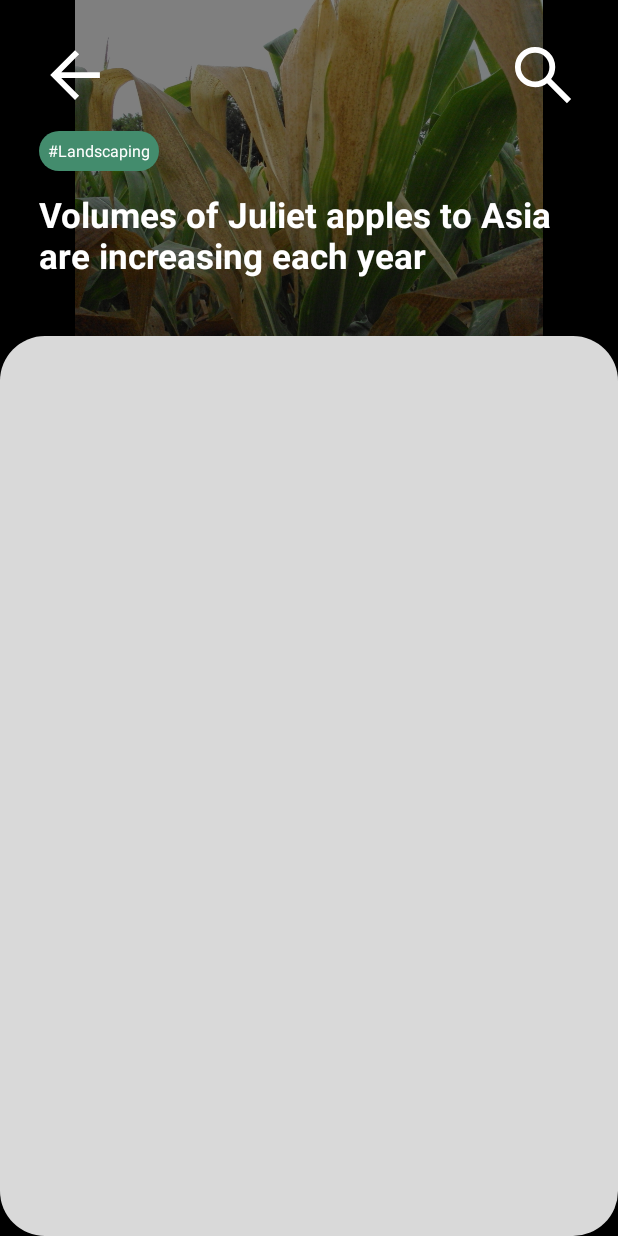
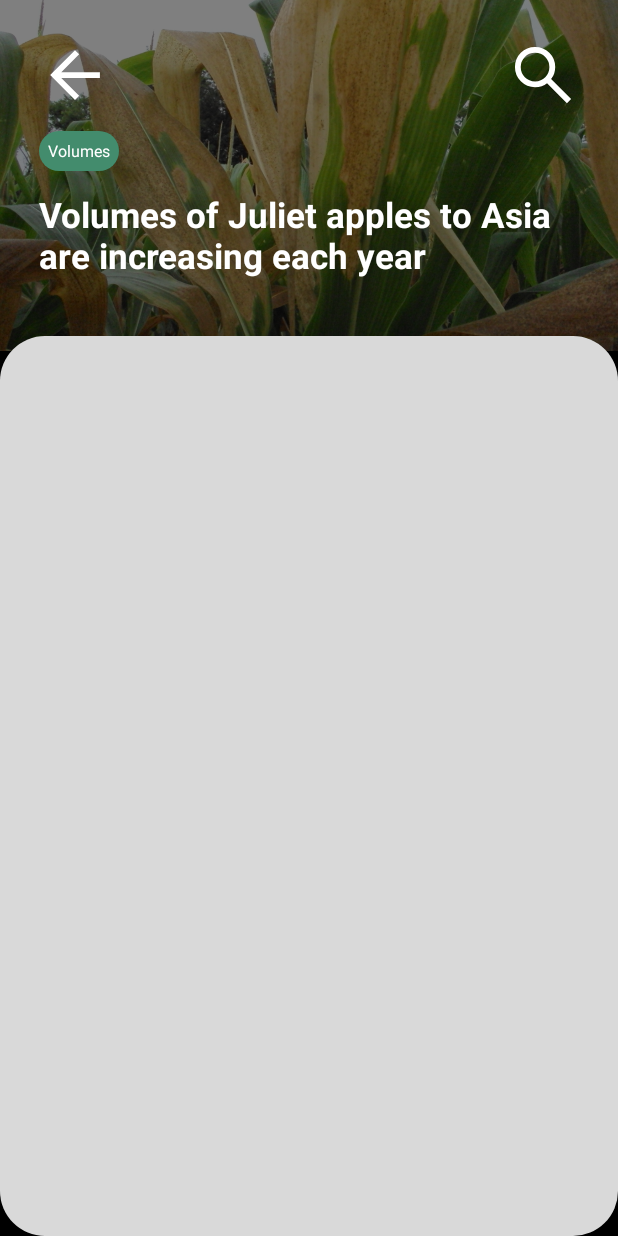
Before and after one commit to hady-o/LeafApp, an Android app: the layout fragment_detals.xml on its own in the app's theme, with its tools: preview values and no code run, on a phone screen of 412 x 824 dp. Run offline under Robolectric (Android 15) with nearby library versions, the phone set to English and light mode, and no system bars.

Commit message:
Adding the Rest of RCs for The fragments

```diff
--- a/app/build.gradle
+++ b/app/build.gradle
@@ -3,11 +3,9 @@ plugins {
     id 'com.android.application'
     id 'org.jetbrains.kotlin.android'
     id 'com.google.gms.google-services'
-
-//    id("com.google.dagger.hilt.android")
-
     // Save Arguments
     id 'androidx.navigation.safeargs.kotlin'
+    id "kotlin-parcelize"
     // for binding adapters
     id 'kotlin-kapt'
 }
--- a/app/src/main/java/com/example/leafapp/ui/home/homefragments/CareFragment.kt
+++ b/app/src/main/java/com/example/leafapp/ui/home/homefragments/CareFragment.kt
@@ -12,6 +12,7 @@ import com.example.leafapp.adapters.PsAdapter
 import com.example.leafapp.bindRecyclerView
 import com.example.leafapp.databinding.FragmentAllBinding
 import com.example.leafapp.databinding.FragmentCareBinding
+import com.example.leafapp.ui.home.HomeFragmentDirections
 import com.example.leafapp.ui.home.homefragments.allFragment.AllFragmentDirections
 import com.example.leafapp.ui.home.homefragments.allFragment.AllFragmentViewModel
 
@@ -31,9 +32,9 @@ class CareFragment : Fragment() {
         binding.lifecycleOwner = this
         binding.viewModel = viewModel
         val adapter= PsAdapter(PsAdapter.PostListenerClass {
-            this.findNavController().navigate(AllFragmentDirections.actionAllFragmentToDetalsFragment())
+            this.findNavController().navigate(HomeFragmentDirections.actionHomeFragmentToDetalsFragment(it))
         })
-        binding.allRC.adapter = adapter
+        binding.careRC.adapter = adapter
         return binding.root
     }
 
--- a/app/src/main/java/com/example/leafapp/ui/home/homefragments/allFragment/AllFragment.kt
+++ b/app/src/main/java/com/example/leafapp/ui/home/homefragments/allFragment/AllFragment.kt
@@ -36,7 +36,7 @@ class AllFragment : Fragment() {
         bunding.viewModel = viewModel
         viewModel.getAllPost()
         val adapter= PsAdapter(PsAdapter.PostListenerClass {
-            this.findNavController().navigate(HomeFragmentDirections.actionHomeFragmentToDetalsFragment())
+            this.findNavController().navigate(HomeFragmentDirections.actionHomeFragmentToDetalsFragment(it))
         })
         bunding.allRC.adapter = adapter
         return bunding.root
--- a/app/src/main/res/layout/fragment_care.xml
+++ b/app/src/main/res/layout/fragment_care.xml
@@ -19,7 +19,7 @@
 
         <androidx.recyclerview.widget.RecyclerView
 
-            android:id="@+id/all_RC"
+            android:id="@+id/care_RC"
             android:layout_width="match_parent"
             android:layout_height="match_parent"
             tools:layout_editor_absoluteX="0dp"
--- a/app/src/main/res/layout/fragment_detals.xml
+++ b/app/src/main/res/layout/fragment_detals.xml
@@ -1,12 +1,20 @@
 <?xml version="1.0" encoding="utf-8"?>
-<LinearLayout xmlns:android="http://schemas.android.com/apk/res/android"
+<layout xmlns:android="http://schemas.android.com/apk/res/android"
+    xmlns:tools="http://schemas.android.com/tools"
+    xmlns:app="http://schemas.android.com/apk/res-auto">
+
+    <data>
+        <variable
+            name="Post"
+            type="com.example.leafapp.dataclass.PostClass" />
+    </data>
+
+    <LinearLayout
         android:orientation="vertical"
-    xmlns:tools="http://schemas.android.com/tools"
         android:layout_width="match_parent"
         android:layout_height="match_parent"
-    android:background="@color/black"
-    xmlns:app="http://schemas.android.com/apk/res-auto"
-    >
+        android:background="@color/black">
+
         <androidx.constraintlayout.widget.ConstraintLayout
             android:id="@+id/constraintLayout"
             android:layout_width="match_parent"
@@ -26,7 +34,9 @@
                 app:layout_constraintBottom_toBottomOf="parent"
                 app:layout_constraintEnd_toEndOf="parent"
                 app:layout_constraintStart_toStartOf="parent"
-            app:layout_constraintTop_toTopOf="parent" />
+                app:layout_constraintTop_toTopOf="parent"
+                android:scaleType="centerCrop"
+                />
 
             <View
                 android:background="@color/black"
@@ -46,7 +56,8 @@
                 android:layout_marginTop="@dimen/_10sdp"
 
                 android:background="@drawable/green_search_shape"
-            android:text="#Landscaping"
+                tools:text="Volumes"
+                android:text="@{Post.type}"
                 app:layout_constraintStart_toStartOf="parent"
                 app:layout_constraintTop_toBottomOf="@+id/searchBtn" />
 
@@ -57,7 +68,8 @@
                 android:layout_marginStart="@dimen/_20sdp"
                 android:layout_marginEnd="@dimen/_20sdp"
                 android:layout_marginTop="@dimen/_10sdp"
-            android:text="Volumes of Juliet apples to Asia are increasing each year"
+                android:text="@{Post.title}"
+                tools:text="Volumes of Juliet apples to Asia are increasing each year"
                 app:layout_constraintEnd_toEndOf="parent"
                 app:layout_constraintStart_toStartOf="parent"
                 app:layout_constraintTop_toBottomOf="@+id/typeTextView" />
@@ -81,7 +93,6 @@
                 app:layout_constraintTop_toTopOf="parent" />
 
 
-
         </androidx.constraintlayout.widget.ConstraintLayout>
 
         <TextView
@@ -95,5 +106,5 @@
             />
 
 
-
     </LinearLayout>
+</layout>
--- a/app/src/main/res/layout/fragment_land_scaping.xml
+++ b/app/src/main/res/layout/fragment_land_scaping.xml
@@ -19,7 +19,7 @@
 
         <androidx.recyclerview.widget.RecyclerView
 
-            android:id="@+id/all_RC"
+            android:id="@+id/landscape_RC"
             android:layout_width="match_parent"
             android:layout_height="match_parent"
             tools:layout_editor_absoluteX="0dp"
--- a/app/src/main/res/navigation/nav.xml
+++ b/app/src/main/res/navigation/nav.xml
@@ -99,6 +99,9 @@
         <action
             android:id="@+id/action_detalsFragment_to_userHomeFragment"
             app:destination="@id/userHomeFragment" />
+        <argument
+            android:name="post"
+            app:argType="com.example.leafapp.dataclass.PostClass" />
     </fragment>
     <fragment
         android:id="@+id/resultAndTips2"
```
Also changed, not shown: app/src/main/java/com/example/leafapp/dataclass/PostClass.kt (+5 -2 lines), app/src/main/java/com/example/leafapp/ui/DetalsFragment.kt (+8 -5 lines), app/src/main/java/com/example/leafapp/ui/home/homefragments/LandScapingFragment.kt (+20 -2 lines), app/src/main/java/com/example/leafapp/ui/home/homefragments/TreatmentFragment.kt (+20 -3 lines), app/src/main/java/com/example/leafapp/ui/home/homefragments/allFragment/AllFragmentViewModel.kt (+9 -12 lines), app/src/main/res/layout/fragment_treatment.xml (+27 -7 lines). Lines whose indentation alone changed are shown as unchanged.
